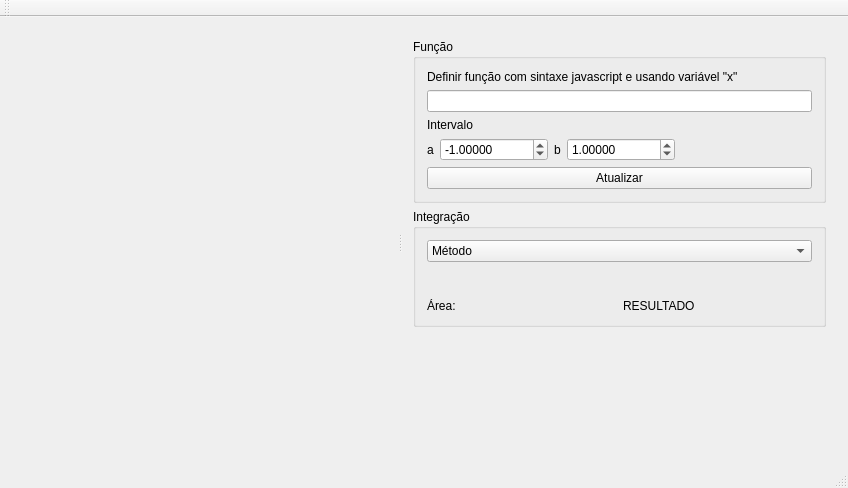
Above: IntegracaoNumerica/mainwindow.ui from RicardoBusta/Metodos-2 before the change. Below: the same form after it.
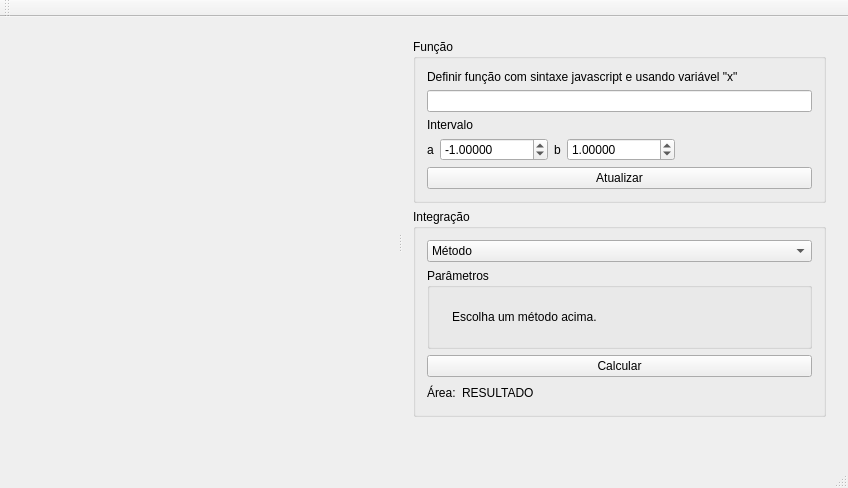
That is the form after the change. Custom widgets are drawn as their Qt base class.

The edit to the form file:
```diff
--- a/IntegracaoNumerica/mainwindow.ui
+++ b/IntegracaoNumerica/mainwindow.ui
@@ -158,9 +158,34 @@
             </widget>
            </item>
            <item>
-            <widget class="QStackedWidget" name="stackedWidget">
-             <widget class="QWidget" name="page"/>
-             <widget class="QWidget" name="page_2"/>
+            <widget class="QGroupBox" name="groupBox_3">
+             <property name="title">
+              <string>Parâmetros</string>
+             </property>
+             <layout class="QVBoxLayout" name="verticalLayout_5">
+              <item>
+               <widget class="QStackedWidget" name="method_stackedWidget">
+                <widget class="QWidget" name="page">
+                 <layout class="QVBoxLayout" name="verticalLayout_4">
+                  <item>
+                   <widget class="QLabel" name="label_7">
+                    <property name="text">
+                     <string>Escolha um método acima.</string>
+                    </property>
+                   </widget>
+                  </item>
+                 </layout>
+                </widget>
+               </widget>
+              </item>
+             </layout>
+            </widget>
+           </item>
+           <item>
+            <widget class="QPushButton" name="integrate_pushButton">
+             <property name="text">
+              <string>Calcular</string>
+             </property>
             </widget>
            </item>
            <item>
@@ -179,6 +204,19 @@
                </property>
               </widget>
              </item>
+             <item>
+              <spacer name="horizontalSpacer_2">
+               <property name="orientation">
+                <enum>Qt::Horizontal</enum>
+               </property>
+               <property name="sizeHint" stdset="0">
+                <size>
+                 <width>40</width>
+                 <height>20</height>
+                </size>
+               </property>
+              </spacer>
+             </item>
             </layout>
            </item>
           </layout>
```
Left out of the diff: 4 changed lines with no effect on the pictures.
